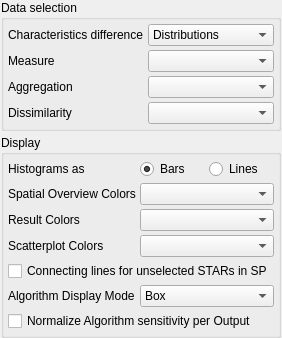
Above: modules/FiAKEr/SensitivitySettings.ui from 3dct/open_iA before the change. Below: the same form after it.
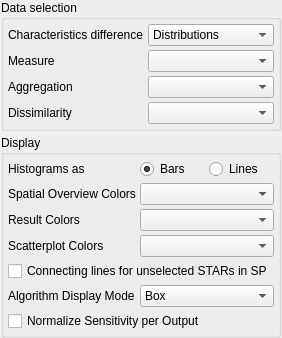
That is the form after the change.

Commit message: Sensitivity: Use Normalize sensitivity per output setting also in parameter influence view

Diff of the .ui file:
```diff
--- a/modules/FiAKEr/SensitivitySettings.ui
+++ b/modules/FiAKEr/SensitivitySettings.ui
@@ -7,7 +7,7 @@
     <x>0</x>
     <y>0</y>
     <width>261</width>
-    <height>273</height>
+    <height>296</height>
    </rect>
   </property>
   <property name="windowTitle">
@@ -197,7 +197,7 @@
       <item row="6" column="0" colspan="3">
        <widget class="QCheckBox" name="cbAlgoMaxPerOut">
         <property name="text">
-         <string>Normalize Algorithm sensitivity per Output</string>
+         <string>Normalize Sensitivity per Output</string>
         </property>
        </widget>
       </item>
```
Left out of the diff: 2 changed lines with no effect on the pictures. The commit also changes 6 other files.
